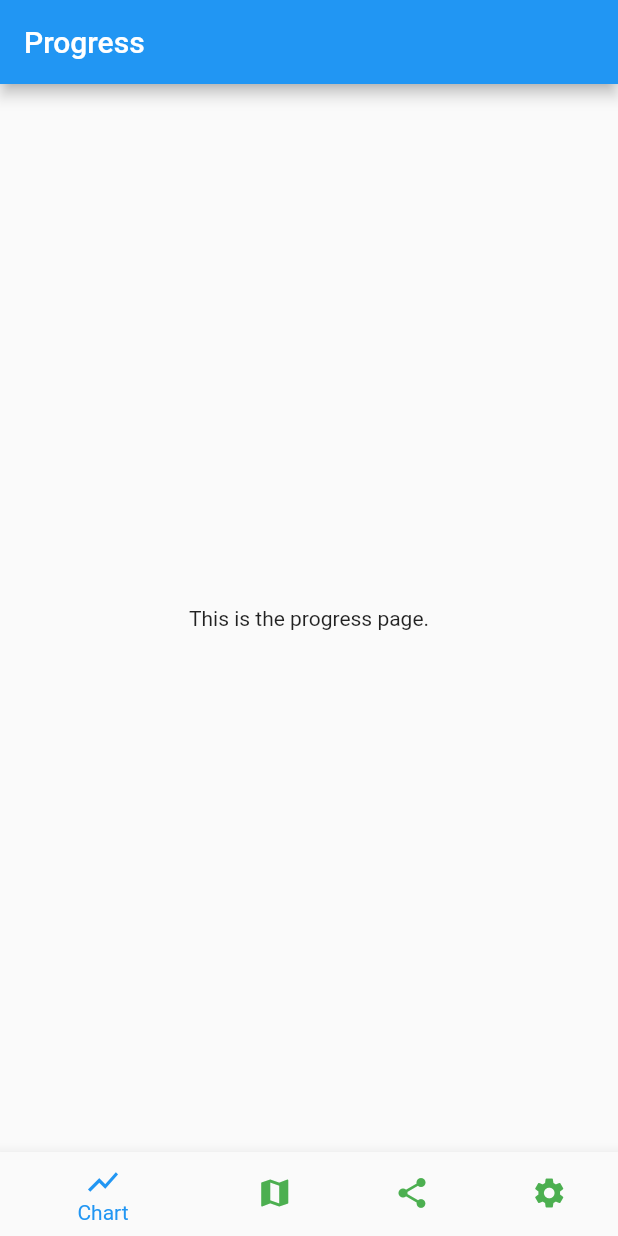
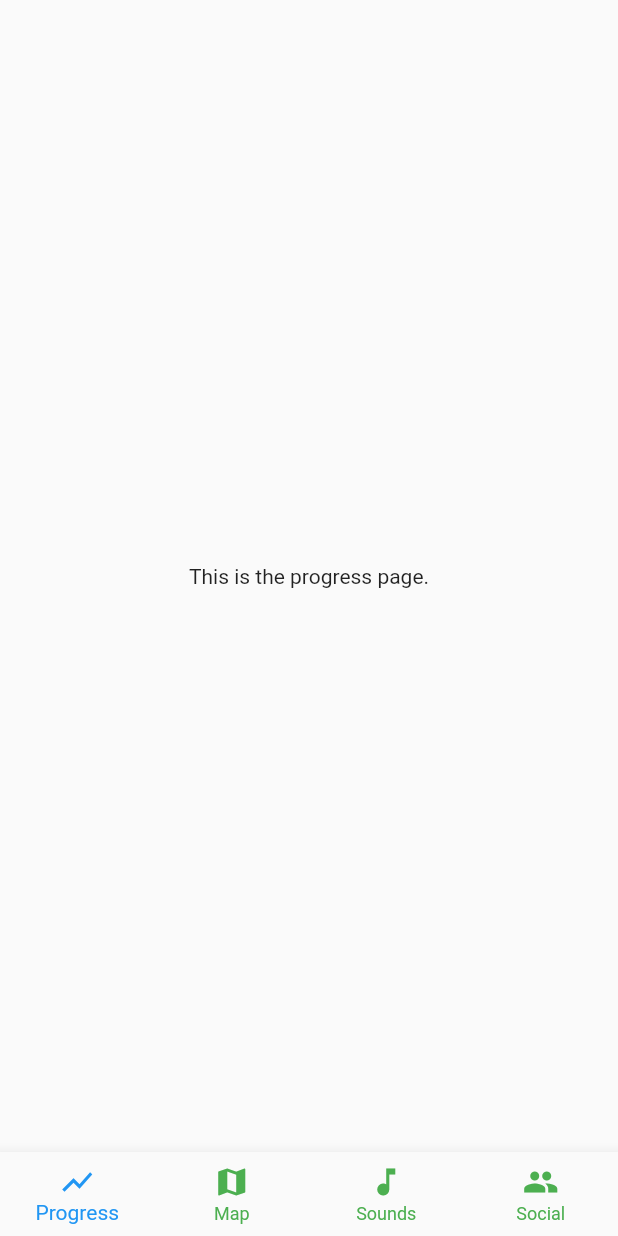
Before and after one commit to CodeCatCreations/Urban-Escape, a Flutter app: the screen it shows after launch, on a phone screen of 412 x 824 dp. Run offline on Flutter 3.47's test engine with Material 2 defaults, Android fonts, the phone set to English and light mode, and no system bars.

Commit message:
Justarade basen litegrann.

```diff
--- a/lib/main.dart
+++ b/lib/main.dart
@@ -1,6 +1,9 @@
 import 'package:flutter/material.dart';
+import 'progress_page.dart';
+import 'social_page.dart';
+import 'sounds_page.dart';
+import 'map_page.dart';
 
-//ändra
 void main() {
   runApp(const MyApp());
 }
@@ -13,9 +16,6 @@ class MyApp extends StatelessWidget {
     return MaterialApp(
       title: 'Flutter Demo',
       theme: ThemeData(
-        // Test comment from Joel
-        // Test comment from Jameel again
-        //
         // Try running your application with "flutter run". You'll see the
         // application has a blue toolbar. Then, without quitting the app, try
         // changing the primarySwatch below to Colors.green and then invoke
@@ -48,70 +48,6 @@ class MyHomePage extends StatefulWidget {
   State<MyHomePage> createState() => _MyHomePageState();
 }
 
-class ProgressPage extends StatelessWidget {
-  const ProgressPage({Key? key}) : super(key: key);
-
-  @override
-  Widget build(BuildContext context) {
-    return Scaffold(
-      appBar: AppBar(
-        title: const Text("Progress"),
-      ),
-      body: const Center(
-        child: Text("This is the progress page."),
-      ),
-    );
-  }
-}
-
-class MapPage extends StatelessWidget {
-  const MapPage({Key? key}) : super(key: key);
-
-  @override
-  Widget build(BuildContext context) {
-    return Scaffold(
-      appBar: AppBar(
-        title: const Text("Map"),
-      ),
-      body: const Center(
-        child: Text("This is the map page."),
-      ),
-    );
-  }
-}
-
-class SharePage extends StatelessWidget {
-  const SharePage({Key? key}) : super(key: key);
-
-  @override
-  Widget build(BuildContext context) {
-    return Scaffold(
-      appBar: AppBar(
-        title: const Text("Share"),
-      ),
-      body: const Center(
-        child: Text("This is the share page."),
-      ),
-    );
-  }
-}
-
-class SettingsPage extends StatelessWidget {
-  const SettingsPage({Key? key}) : super(key: key);
-
-  @override
-  Widget build(BuildContext context) {
-    return Scaffold(
-      appBar: AppBar(
-        title: const Text("Settings"),
-      ),
-      body: const Center(
-        child: Text("This is the settings page."),
-      ),
-    );
-  }
-}
-
 class _MyHomePageState extends State<MyHomePage> {
   int _currentIndex = 0;
 
@@ -130,9 +66,10 @@ class _MyHomePageState extends State<MyHomePage> {
         children: _pages,
       ),
       bottomNavigationBar: BottomNavigationBar(
+        type: BottomNavigationBarType.fixed,
         currentIndex: _currentIndex,
-        fixedColor: Colors.blue,
-        backgroundColor: Colors.yellow,
+        selectedItemColor: Colors.blue,
+        // backgroundColor: Colors.yellow,
         unselectedItemColor: Colors.green,
         onTap: (int index) {
           setState(() {
@@ -142,19 +79,19 @@ class _MyHomePageState extends State<MyHomePage> {
         items: const <BottomNavigationBarItem>[
           BottomNavigationBarItem(
             icon: Icon(Icons.show_chart),
-            label: 'Chart',
+            label: 'Progress',
           ),
           BottomNavigationBarItem(
             icon: Icon(Icons.map),
             label: 'Map',
           ),
           BottomNavigationBarItem(
-            icon: Icon(Icons.share),
-            label: 'Share',
+            icon: Icon(Icons.music_note),
+            label: 'Sounds',
           ),
           BottomNavigationBarItem(
-            icon: Icon(Icons.settings),
-            label: 'Settings',
+            icon: Icon(Icons.people),
+            label: 'Social',
           ),
         ],
       ),
--- /dev/null
+++ b/lib/progress_page.dart
@@ -0,0 +1,14 @@
+import 'package:flutter/material.dart';
+
+class ProgressPage extends StatelessWidget {
+  const ProgressPage({Key? key}) : super(key: key);
+
+  @override
+  Widget build(BuildContext context) {
+    return const Scaffold(
+      body: Center(
+        child: Text("This is the progress page."),
+      ),
+    );
+  }
+}
```
Also changed, not shown: lib/map_page.dart (added, +14 -0 lines), lib/social_page.dart (added, +14 -0 lines), lib/sounds_page.dart (added, +14 -0 lines).
